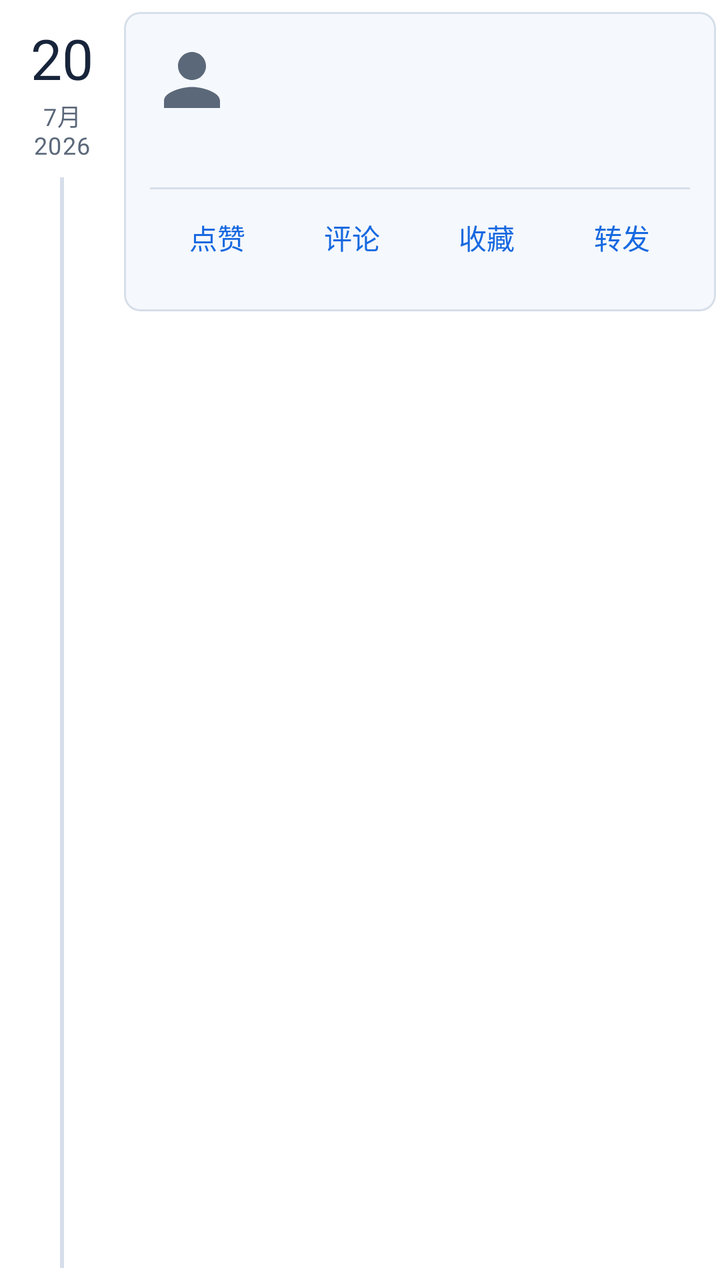
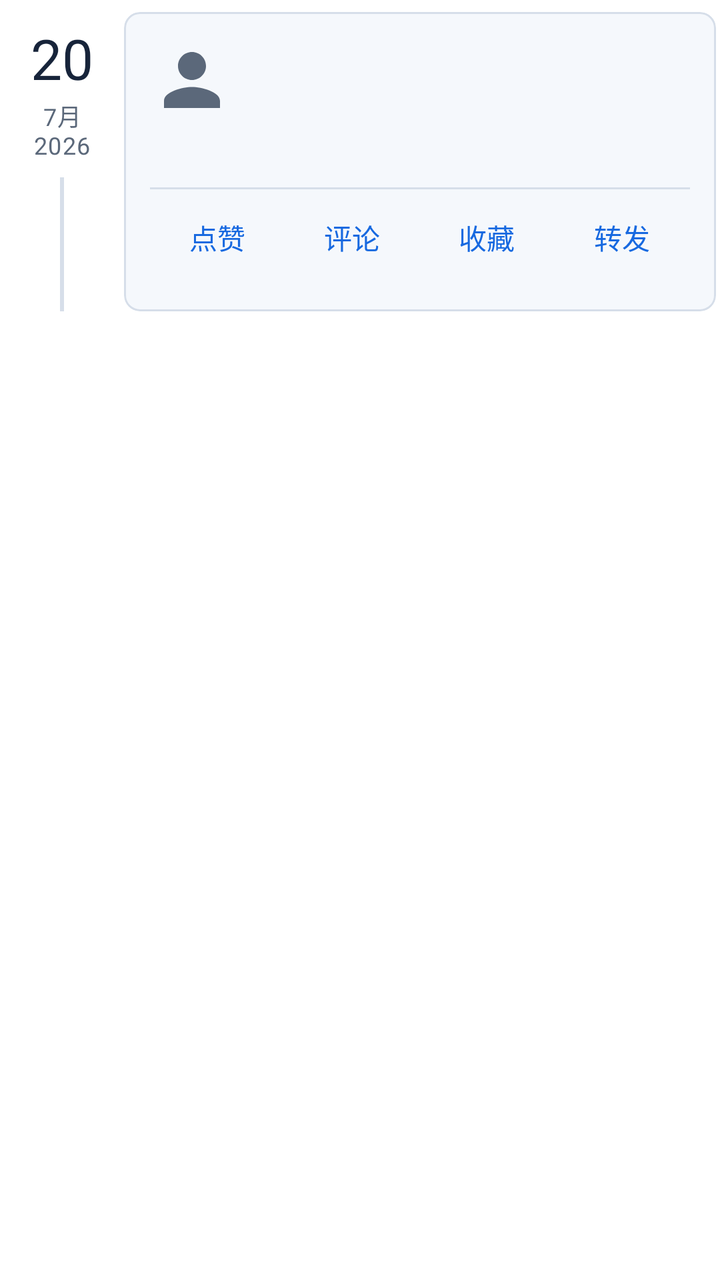

The first picture is an Android layout as it rendered before a commit; the second is the same layout after the commit. The layout source and the unified diff follow.
<!-- AndroidManifest.xml: application theme Theme.Yiyunying -->
<!-- res/layout/item_moment_timeline.xml -->
<?xml version="1.0" encoding="utf-8"?>
<LinearLayout xmlns:android="http://schemas.android.com/apk/res/android"
    xmlns:app="http://schemas.android.com/apk/res-auto"
    android:layout_width="match_parent"
    android:layout_height="wrap_content"
    android:orientation="horizontal"
    android:paddingTop="6dp"
    android:paddingBottom="6dp">

    <LinearLayout
        android:layout_width="62dp"
        android:layout_height="match_parent"
        android:gravity="top|center_horizontal"
        android:orientation="vertical"
        android:paddingTop="8dp">

        <TextView
            android:id="@+id/dayText"
            android:layout_width="wrap_content"
            android:layout_height="wrap_content"
            android:includeFontPadding="false"
            android:text="20"
            android:textAppearance="@style/TextAppearance.Material3.HeadlineMedium"
            android:textColor="@color/on_surface" />

        <TextView
            android:id="@+id/monthText"
            android:layout_width="wrap_content"
            android:layout_height="wrap_content"
            android:layout_marginTop="2dp"
            android:gravity="center"
            android:text="7月\n2026"
            android:textAppearance="@style/TextAppearance.Material3.LabelMedium"
            android:textColor="@color/on_surface_variant" />

        <View
            android:layout_width="2dp"
            android:layout_height="0dp"
            android:layout_marginTop="8dp"
            android:layout_weight="1"
            android:background="@color/outline_variant" />
    </LinearLayout>

    <com.google.android.material.card.MaterialCardView
        android:id="@+id/momentCard"
        android:layout_width="0dp"
        android:layout_height="wrap_content"
        android:layout_marginEnd="2dp"
        android:layout_weight="1"
        android:clickable="true"
        android:focusable="true"
        android:foreground="?attr/selectableItemBackground"
        app:cardBackgroundColor="@color/surface_container"
        app:cardCornerRadius="8dp"
        app:cardElevation="0dp"
        app:strokeColor="@color/outline_variant"
        app:strokeWidth="1dp">

        <LinearLayout
            android:layout_width="match_parent"
            android:layout_height="wrap_content"
            android:orientation="vertical"
            android:padding="13dp">

            <TextView
                android:id="@+id/sectionHeader"
                android:layout_width="match_parent"
                android:layout_height="wrap_content"
                android:layout_marginBottom="12dp"
                android:background="@drawable/bg_moment_section_header"
                android:includeFontPadding="false"
                android:paddingStart="12dp"
                android:paddingTop="9dp"
                android:paddingEnd="12dp"
                android:paddingBottom="9dp"
                android:textAppearance="@style/TextAppearance.Material3.TitleSmall"
                android:textColor="@color/on_surface"
                android:visibility="gone" />
            <LinearLayout
                android:layout_width="match_parent"
                android:layout_height="wrap_content"
                android:gravity="center_vertical"
                android:orientation="horizontal">

                <com.google.android.material.imageview.ShapeableImageView
                    android:id="@+id/avatar"
                    android:layout_width="42dp"
                    android:layout_height="42dp"
                    android:contentDescription="用户头像"
                    android:scaleType="centerCrop"
                    app:shapeAppearanceOverlay="@style/ShapeAppearance.Material3.Corner.Full"
                    app:srcCompat="@drawable/ic_person" />

                <LinearLayout
                    android:id="@+id/authorArea"
                    android:layout_width="0dp"
                    android:layout_height="wrap_content"
                    android:layout_marginStart="10dp"
                    android:layout_weight="1"
                    android:orientation="vertical">

                    <TextView
                        android:id="@+id/authorName"
                        android:layout_width="match_parent"
                        android:layout_height="wrap_content"
                        android:ellipsize="end"
                        android:maxLines="1"
                        android:textAppearance="@style/TextAppearance.Material3.TitleMedium"
                        android:textColor="@color/on_surface" />

                    <TextView
                        android:id="@+id/authorTitle"
                        android:layout_width="match_parent"
                        android:layout_height="wrap_content"
                        android:ellipsize="end"
                        android:maxLines="1"
                        android:textAppearance="@style/TextAppearance.Material3.LabelMedium"
                        android:textColor="?attr/colorPrimary"
                        android:visibility="gone" />
                </LinearLayout>

                <TextView
                    android:id="@+id/pinBadge"
                    android:layout_width="wrap_content"
                    android:layout_height="28dp"
                    android:layout_marginStart="6dp"
                    android:background="@drawable/bg_moment_pin_badge"
                    android:gravity="center"
                    android:minWidth="48dp"
                    android:paddingStart="10dp"
                    android:paddingEnd="10dp"
                    android:text="置顶"
                    android:textAppearance="@style/TextAppearance.Material3.LabelMedium"
                    android:textColor="?attr/colorPrimary"
                    android:visibility="gone" />

            </LinearLayout>

            <TextView
                android:id="@+id/contentText"
                android:layout_width="match_parent"
                android:layout_height="wrap_content"
                android:layout_marginTop="10dp"
                android:autoLink="web"
                android:lineSpacingExtra="2dp"
                android:textAppearance="@style/TextAppearance.Material3.BodyLarge"
                android:textColor="@color/on_surface"
                android:visibility="gone" />

            <androidx.recyclerview.widget.RecyclerView
                android:id="@+id/mediaGrid"
                android:layout_width="match_parent"
                android:layout_height="wrap_content"
                android:layout_marginTop="9dp"
                android:nestedScrollingEnabled="false"
                android:overScrollMode="never"
                android:visibility="gone" />

            <LinearLayout
                android:layout_width="match_parent"
                android:layout_height="wrap_content"
                android:layout_marginTop="9dp"
                android:gravity="center_vertical"
                android:orientation="horizontal">

                <TextView
                    android:id="@+id/locationText"
                    android:layout_width="0dp"
                    android:layout_height="wrap_content"
                    android:layout_weight="1"
                    android:background="?attr/selectableItemBackground"
                    android:ellipsize="end"
                    android:gravity="center_vertical"
                    android:maxLines="1"
                    android:minHeight="36dp"
                    android:paddingEnd="8dp"
                    android:textAppearance="@style/TextAppearance.Material3.LabelMedium"
                    android:textColor="?attr/colorPrimary"
                    android:visibility="gone" />

                <TextView
                    android:id="@+id/metaText"
                    android:layout_width="wrap_content"
                    android:layout_height="wrap_content"
                    android:textAppearance="@style/TextAppearance.Material3.LabelSmall"
                    android:textColor="@color/on_surface_variant" />

                <TextView
                    android:id="@+id/detailHint"
                    android:layout_width="wrap_content"
                    android:layout_height="wrap_content"
                    android:layout_marginStart="8dp"
                    android:drawableEnd="@drawable/ic_arrow_right"
                    android:drawablePadding="2dp"
                    android:gravity="center_vertical"
                    android:minHeight="32dp"
                    android:text="查看详情"
                    android:textAppearance="@style/TextAppearance.Material3.LabelMedium"
                    android:textColor="?attr/colorPrimary"
                    android:visibility="gone" />
            </LinearLayout>

            <LinearLayout
                android:id="@+id/likeSummaryArea"
                android:layout_width="match_parent"
                android:layout_height="wrap_content"
                android:clickable="true"
                android:focusable="true"
                android:orientation="vertical"
                android:paddingTop="8dp"
                android:paddingBottom="3dp"
                android:visibility="gone">

                <HorizontalScrollView
                    android:layout_width="match_parent"
                    android:layout_height="wrap_content"
                    android:fillViewport="false"
                    android:overScrollMode="never"
                    android:scrollbars="none">

                    <LinearLayout
                        android:id="@+id/likeAvatarContainer"
                        android:layout_width="wrap_content"
                        android:layout_height="wrap_content"
                        android:gravity="center_vertical"
                        android:orientation="horizontal" />
                </HorizontalScrollView>

                <TextView
                    android:id="@+id/likeSummaryText"
                    android:layout_width="match_parent"
                    android:layout_height="wrap_content"
                    android:layout_marginTop="3dp"
                    android:ellipsize="end"
                    android:maxLines="2"
                    android:textAppearance="@style/TextAppearance.Material3.LabelMedium"
                    android:textColor="?attr/colorPrimary" />
            </LinearLayout>

            <View
                android:layout_width="match_parent"
                android:layout_height="1dp"
                android:layout_marginTop="9dp"
                android:background="@color/outline_variant" />

            <LinearLayout
                android:layout_width="match_parent"
                android:layout_height="48dp"
                android:gravity="center"
                android:orientation="horizontal">

                <com.google.android.material.button.MaterialButton
                    android:id="@+id/momentLikeButton"
                    style="@style/Widget.Material3.Button.TextButton"
                    android:layout_width="0dp"
                    android:layout_height="44dp"
                    android:layout_weight="1"
                    android:minWidth="0dp"
                    android:text="点赞" />

                <com.google.android.material.button.MaterialButton
                    android:id="@+id/momentCommentButton"
                    style="@style/Widget.Material3.Button.TextButton"
                    android:layout_width="0dp"
                    android:layout_height="44dp"
                    android:layout_weight="1"
                    android:minWidth="0dp"
                    android:text="评论" />

                <com.google.android.material.button.MaterialButton
                    android:id="@+id/momentFavoriteButton"
                    style="@style/Widget.Material3.Button.TextButton"
                    android:layout_width="0dp"
                    android:layout_height="44dp"
                    android:layout_weight="1"
                    android:minWidth="0dp"
                    android:text="收藏" />

                <com.google.android.material.button.MaterialButton
                    android:id="@+id/momentForwardButton"
                    style="@style/Widget.Material3.Button.TextButton"
                    android:layout_width="0dp"
                    android:layout_height="44dp"
                    android:layout_weight="1"
                    android:minWidth="0dp"
                    android:text="转发" />

                <com.google.android.material.button.MaterialButton
                    android:id="@+id/moreButton"
                    style="@style/Widget.Material3.Button.IconButton"
                    android:layout_width="44dp"
                    android:layout_height="44dp"
                    android:contentDescription="动态操作"
                    android:visibility="gone"
                    app:icon="@drawable/ic_more"
                    app:iconTint="@color/on_surface_variant" />
            </LinearLayout>
        </LinearLayout>
    </com.google.android.material.card.MaterialCardView>

    <View
        android:id="@+id/pinDivider"
        android:layout_width="match_parent"
        android:layout_height="1dp"
        android:layout_marginTop="6dp"
        android:background="@color/outline_variant"
        android:visibility="gone" />
</LinearLayout>
<!-- resources referenced by this layout -->
<resources>
  <color name="on_surface">#17243A</color>
  <color name="on_surface_variant">#5B687A</color>
  <color name="outline_variant">#D6DEE9</color>
  <color name="surface_container">#F5F8FC</color>
  <!-- drawable bg_moment_pin_badge (drawable) -->
  <?xml version="1.0" encoding="utf-8"?>
  <shape xmlns:android="http://schemas.android.com/apk/res/android"
      android:shape="rectangle">
      <solid android:color="@color/primary_container" />
      <corners android:radius="14dp" />
      <stroke
          android:width="1dp"
          android:color="@color/outline_variant" />
  </shape>
  <!-- drawable bg_moment_section_header (drawable) -->
  <?xml version="1.0" encoding="utf-8"?>
  <shape xmlns:android="http://schemas.android.com/apk/res/android" android:shape="rectangle">
      <solid android:color="@color/surface_container_high" />
      <stroke android:width="1dp" android:color="@color/outline_variant" />
      <corners android:radius="8dp" />
  </shape>
  <!-- drawable ic_arrow_right (drawable) -->
  <vector xmlns:android="http://schemas.android.com/apk/res/android"
      android:width="24dp" android:height="24dp" android:viewportWidth="24" android:viewportHeight="24">
      <path android:fillColor="@android:color/white" android:pathData="M8.59,16.59L13.17,12 8.59,7.41 10,6l6,6 -6,6z" />
  </vector>
  <!-- drawable ic_more (drawable) -->
  <vector xmlns:android="http://schemas.android.com/apk/res/android" android:width="24dp" android:height="24dp" android:viewportWidth="24" android:viewportHeight="24">
      <path android:fillColor="@color/on_surface_variant" android:pathData="M12,8c1.1,0 2,-0.9 2,-2s-0.9,-2 -2,-2 -2,0.9 -2,2 0.9,2 2,2zM12,10c-1.1,0 -2,0.9 -2,2s0.9,2 2,2 2,-0.9 2,-2 -0.9,-2 -2,-2zM12,16c-1.1,0 -2,0.9 -2,2s0.9,2 2,2 2,-0.9 2,-2 -0.9,-2 -2,-2z" />
  </vector>
  <!-- drawable ic_person (drawable) -->
  <vector xmlns:android="http://schemas.android.com/apk/res/android" android:width="24dp" android:height="24dp" android:viewportWidth="24" android:viewportHeight="24">
      <path android:fillColor="@color/on_surface_variant" android:pathData="M12,12c2.21,0 4,-1.79 4,-4s-1.79,-4 -4,-4 -4,1.79 -4,4 1.79,4 4,4zM12,14c-2.67,0 -8,1.34 -8,4v2h16v-2c0,-2.66 -5.33,-4 -8,-4z" />
  </vector>
  <style name="Theme.Yiyunying" parent="Theme.Yiyunying.Base" />
  <color name="primary_container">#E8F1FF</color>
  <color name="surface_container_high">#EAF0F7</color>
  <color name="primary">#1769E0</color>
  <color name="on_primary">#FFFFFF</color>
  <color name="on_primary_container">#123A72</color>
  <color name="secondary">#4B78B8</color>
  <color name="on_secondary">#FFFFFF</color>
  <color name="secondary_container">#EAF2FF</color>
  <color name="tertiary">#476DA5</color>
  <color name="error">#BA1A1A</color>
  <color name="surface">#FFFFFF</color>
  <color name="outline">#AAB7C8</color>
  <style name="Widget.Yiyunying.Card" parent="Widget.Material3.CardView.Elevated">
          <item name="cardCornerRadius">8dp</item>
          <item name="cardElevation">1dp</item>
          <item name="cardBackgroundColor">@color/glass_surface</item>
          <item name="strokeColor">@color/glass_outline</item>
          <item name="strokeWidth">1dp</item>
      </style>
  <style name="Widget.Yiyunying.Button" parent="Widget.Material3.Button">
          <item name="cornerRadius">8dp</item>
          <item name="android:minHeight">48dp</item>
          <item name="android:textAllCaps">false</item>
      </style>
  <color name="glass_surface">#E8FFFFFF</color>
  <color name="glass_outline">#80C4CFDD</color>
  <!-- unchanged entries left out for length: 1 -->
</resources>

<!-- the commit's change to res/layout/item_moment_timeline.xml (unified diff, before → after) -->
@@ -3,9 +3,14 @@
     xmlns:app="http://schemas.android.com/apk/res-auto"
     android:layout_width="match_parent"
     android:layout_height="wrap_content"
-    android:orientation="horizontal"
+    android:orientation="vertical"
     android:paddingTop="6dp"
     android:paddingBottom="6dp">
+
+    <LinearLayout
+        android:layout_width="match_parent"
+        android:layout_height="wrap_content"
+        android:orientation="horizontal">
 
     <LinearLayout
         android:layout_width="62dp"
@@ -298,11 +303,15 @@
         </LinearLayout>
     </com.google.android.material.card.MaterialCardView>
 
+    </LinearLayout>
+
     <View
         android:id="@+id/pinDivider"
         android:layout_width="match_parent"
         android:layout_height="1dp"
+        android:layout_marginStart="62dp"
         android:layout_marginTop="6dp"
+        android:layout_marginEnd="2dp"
         android:background="@color/outline_variant"
         android:visibility="gone" />
 </LinearLayout>
